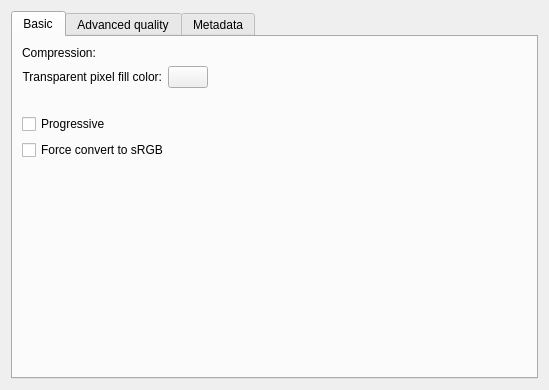
The window that krita/plugins/formats/jpeg/kis_wdg_options_jpeg.ui (KDE/krita) describes before a commit, drawn with Qt 5.
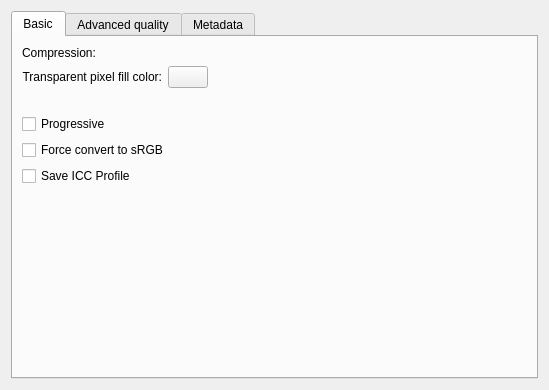
The same window after the commit. Custom widgets are drawn as their Qt base class.

Commit message:
Add an option to the jpeg converter to not save the icc profile
Which discards any information about what the colors really mean,
but so be it.

The edit to the form file:
```diff
--- a/krita/plugins/formats/jpeg/kis_wdg_options_jpeg.ui
+++ b/krita/plugins/formats/jpeg/kis_wdg_options_jpeg.ui
@@ -109,7 +109,7 @@
          </item>
         </layout>
        </item>
-       <item row="3" column="0">
+       <item row="4" column="0">
         <spacer name="verticalSpacer_2">
          <property name="orientation">
           <enum>Qt::Vertical</enum>
@@ -122,6 +122,16 @@
          </property>
         </spacer>
        </item>
+       <item row="3" column="0">
+        <widget class="QCheckBox" name="chkSaveProfile">
+         <property name="text">
+          <string>Save ICC Profile</string>
+         </property>
+         <property name="checked">
+          <bool>false</bool>
+         </property>
+        </widget>
+       </item>
       </layout>
      </widget>
      <widget class="QWidget" name="tab_2">
@@ -332,17 +342,17 @@
   </layout>
  </widget>
  <customwidgets>
+  <customwidget>
+   <class>KColorButton</class>
+   <extends>QPushButton</extends>
+   <header>kcolorbutton.h</header>
+  </customwidget>
   <customwidget>
    <class>KisDoubleSliderSpinBox</class>
    <extends>QWidget</extends>
    <header>kis_slider_spin_box.h</header>
    <container>1</container>
   </customwidget>
-  <customwidget>
-   <class>KColorButton</class>
-   <extends>QPushButton</extends>
-   <header>kcolorbutton.h</header>
-  </customwidget>
  </customwidgets>
  <tabstops>
   <tabstop>tabWidget</tabstop>
```
The commit also changes 3 other files.
